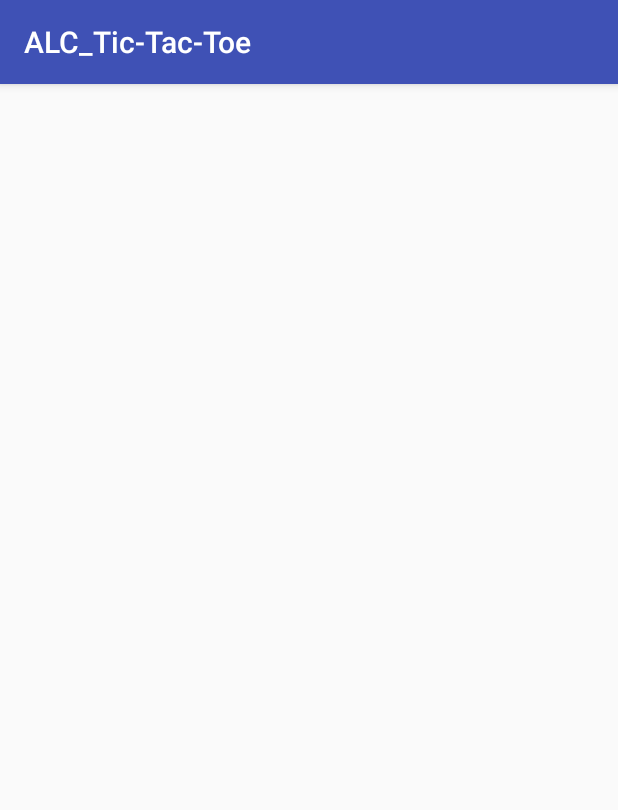
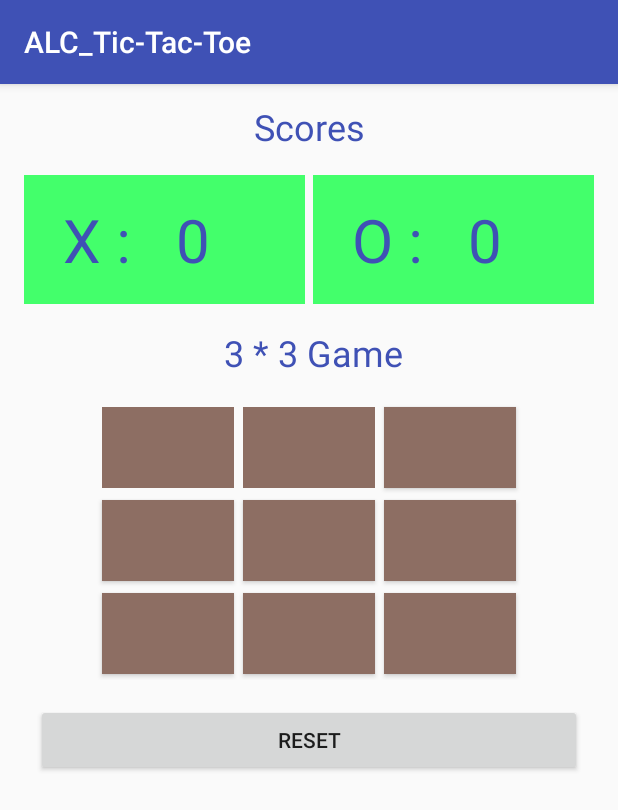
Before and after one commit to sharbel93/Tic-Tac-Toe-ALC-, an Android app: the ThreeByThreeActivity screen opened directly, with no data from a screen before it, on a phone screen of 412 x 824 dp. Shown: the top 810 px of the screen. Run offline under Robolectric (Android 15) with nearby library versions, the phone set to English and light mode, and no system bars.

Commit message:
adding fields in ThreeByThree Activity xml

```diff
--- a/app/src/main/res/layout/activity_three_by_three.xml
+++ b/app/src/main/res/layout/activity_three_by_three.xml
@@ -6,4 +6,169 @@
     android:layout_height="match_parent"
     tools:context=".ThreeByThreeActivity">
 
+    <LinearLayout
+        android:layout_width="match_parent"
+        android:layout_height="match_parent"
+        android:orientation="vertical">
+
+        <TextView
+            android:layout_width="match_parent"
+            android:layout_height="wrap_content"
+            android:text="Scores"
+            android:textSize="24sp"
+            android:textColor="@color/colorPrimary"
+            android:gravity="center"
+            android:layout_marginTop="12dp"/>
+        <LinearLayout
+            android:layout_width="match_parent"
+            android:layout_height="wrap_content"
+            android:layout_margin="16dp"
+            android:orientation="horizontal">
+            <TextView
+                android:layout_width="0dp"
+                android:layout_height="wrap_content"
+                android:layout_weight="1"
+                android:text=" X :   0"
+                android:textSize="40sp"
+                android:padding="16dp"
+                android:textColor="@color/colorPrimary"
+                android:background="#43ff6b"/>
+            <TextView
+                android:layout_width="0dp"
+                android:layout_height="wrap_content"
+                android:layout_weight="1"
+                android:text=" O :   0"
+                android:layout_marginLeft="5dp"
+                android:textSize="40sp"
+                android:padding="16dp"
+                android:textColor="@color/colorPrimary"
+                android:background="#43ff6b"/>
+        </LinearLayout>
+
+        <TextView
+            android:layout_width="match_parent"
+            android:layout_height="wrap_content"
+            android:text=" 3 * 3 Game"
+            android:textSize="24sp"
+            android:textColor="@color/colorPrimary"
+            android:gravity="center"/>
+
+
+        <GridLayout
+            android:id="@+id/gridLayout"
+            android:layout_width="wrap_content"
+            android:layout_gravity="center"
+            android:layout_height="wrap_content"
+            android:layout_margin="16dp"
+            android:columnCount="3"
+            android:rowCount="3">
+            <Button
+                style="@style/Widget.AppCompat.Button.Borderless"
+                android:background="#8d6e63"
+                android:id="@+id/btn_b00"
+                android:layout_width="wrap_content"
+                android:layout_height="wrap_content"
+                android:layout_margin="4dp"
+                android:textSize="40sp"
+
+                />
+            <Button
+                style="@style/Widget.AppCompat.Button.Borderless"
+                android:background="#8d6e63"
+                android:id="@+id/btn_b01"
+                android:layout_width="wrap_content"
+                android:layout_margin="4dp"
+                android:layout_marginLeft="2dp"
+                android:layout_marginRight="2dp"
+                android:layout_height="wrap_content"
+                android:textSize="40sp"
+
+                />
+            <Button
+                android:id="@+id/btn_b02"
+                android:background="#8d6e63"
+                android:layout_width="wrap_content"
+                android:layout_margin="4dp"
+                android:layout_height="wrap_content"
+                android:textSize="40sp"
+
+                />
+            <Button
+                android:id="@+id/btn_b10"
+                android:background="#8d6e63"
+                android:layout_width="wrap_content"
+                android:layout_height="wrap_content"
+                android:layout_margin="4dp"
+                android:textSize="40sp"
+
+
+                />
+            <Button
+                android:id="@+id/btn_b11"
+                android:background="#8d6e63"
+                android:layout_width="wrap_content"
+                android:layout_height="wrap_content"
+                android:layout_margin="4dp"
+                android:layout_marginLeft="2dp"
+                android:layout_marginRight="2dp"
+                android:textSize="40sp"
+
+                />
+            <Button
+                android:id="@+id/btn_b12"
+                android:background="#8d6e63"
+                android:layout_width="wrap_content"
+                android:layout_height="wrap_content"
+                android:layout_margin="4dp"
+                android:text=""
+                android:textSize="40sp"
+
+                />
+            <Button
+                android:id="@+id/btn_b20"
+                android:background="#8d6e63"
+                android:layout_width="wrap_content"
+                android:layout_height="wrap_content"
+                android:layout_margin="4dp"
+                android:textSize="40sp"
+
+                />
+            <Button
+                android:id="@+id/btn_b21"
+                android:background="#8d6e63"
+                android:layout_marginLeft="2dp"
+                android:layout_marginRight="2dp"
+                android:layout_width="wrap_content"
+                android:layout_height="wrap_content"
+                android:layout_margin="4dp"
+                android:textSize="40sp"
+
+                />
+            <Button
+                android:id="@+id/btn_b22"
+                android:background="#8d6e63"
+                android:layout_width="wrap_content"
+                android:layout_height="wrap_content"
+                android:layout_margin="4dp"
+                android:textSize="40sp"
+
+
+                />
+
+        </GridLayout>
+
+        <LinearLayout
+            android:layout_width="match_parent"
+            android:layout_height="wrap_content"
+            android:orientation="horizontal">
+            <Button
+                android:layout_width="match_parent"
+                android:layout_height="wrap_content"
+                android:layout_marginLeft="24dp"
+                android:layout_marginRight="24dp"
+                android:gravity="center"
+                android:text="Reset"/>
+
+        </LinearLayout>
+    </LinearLayout>
 </android.support.constraint.ConstraintLayout>
```
